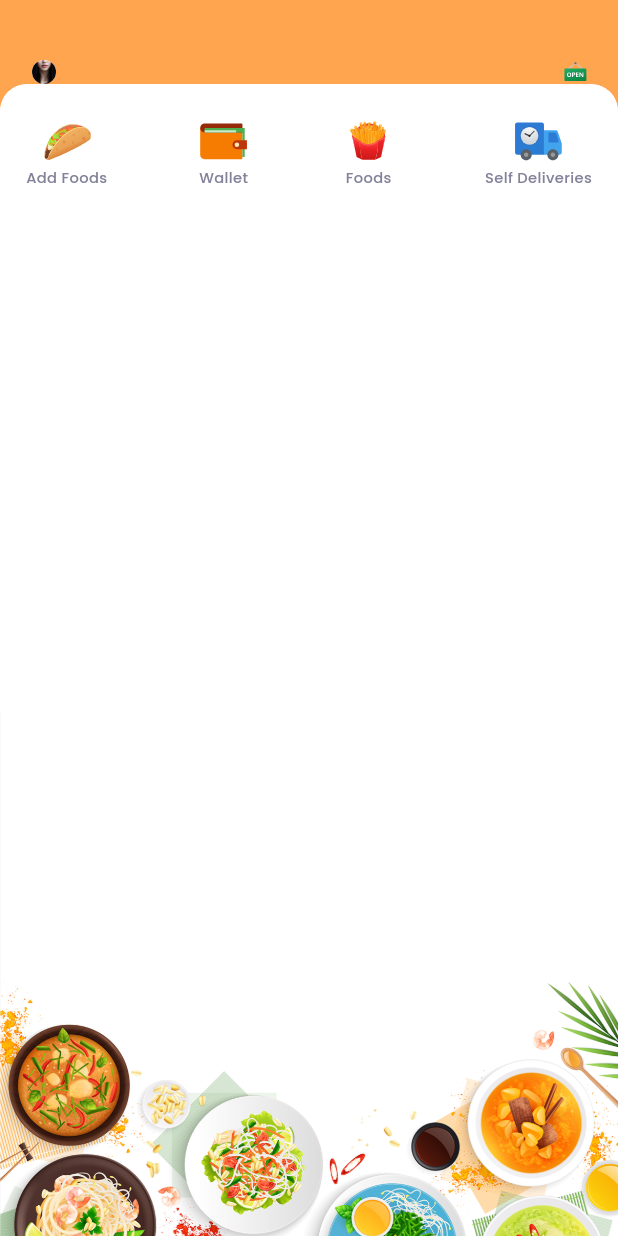
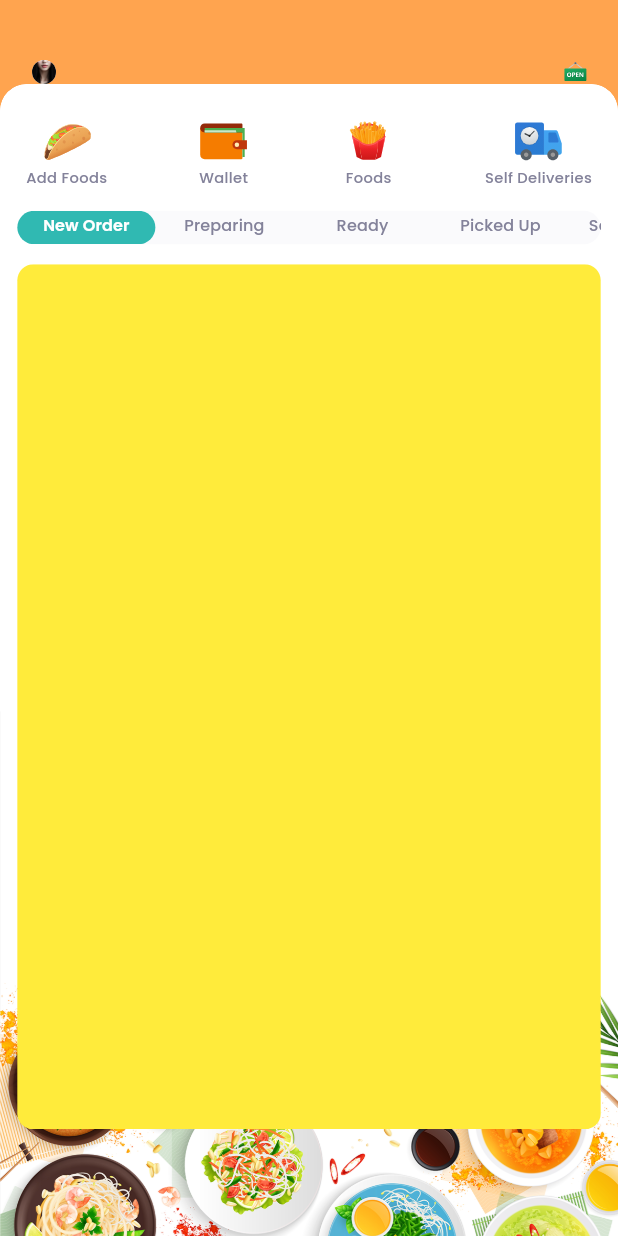
Before and after one commit to jonathanGontijo/restaurante, a Flutter app: the screen it shows after launch, on a phone screen of 412 x 824 dp. Run offline on Flutter 3.47's test engine with Material 3 defaults, Android fonts, the phone set to English and light mode, and no system bars; our stand-ins replace firebase_core, flutter_screenutil, flutter_svg, get, get_storage, google_fonts; accounts and stored records are empty; project files that could hold a hidden picture were left out.

Commit message:
tab bar orders

```diff
--- /dev/null
+++ b/lib/common/tab_widget.dart
@@ -0,0 +1,18 @@
+import 'package:flutter/material.dart';
+import 'package:flutter_screenutil/flutter_screenutil.dart';
+
+class TabWidget extends StatelessWidget {
+  const TabWidget({super.key, required this.text});
+
+  final String text;
+
+  @override
+  Widget build(BuildContext context) {
+    return Container(
+      margin: EdgeInsets.symmetric(horizontal: 5.w),
+      width: MediaQuery.of( context).size.width / 5,
+      height: 25.h,
+      child: Center(child: Text(text)),
+    );
+  }
+}
--- a/lib/constants/constants.dart
+++ b/lib/constants/constants.dart
@@ -22,3 +22,13 @@ double height = 926.h;
 double width = 428.w;
 
 const String appBaseUrl = "";
+
+List<String> orderList = [
+  'New Order',
+  'Preparing',
+  'Ready',
+  'Picked Up',
+  'Self Delivery',
+  'Delivered',
+  'Cancelled',
+];
--- a/lib/views/home/home_page.dart
+++ b/lib/views/home/home_page.dart
@@ -3,7 +3,15 @@ import 'package:flutter_screenutil/flutter_screenutil.dart';
 import 'package:restaurante/common/background_container.dart';
 import 'package:restaurante/common/custom_appbar.dart';
 import 'package:restaurante/constants/constants.dart';
+import 'package:restaurante/views/home/widgets/home_tabs.dart';
 import 'package:restaurante/views/home/widgets/home_tiles.dart';
+import 'package:restaurante/views/home/widgets/orders/cancelled_orders.dart';
+import 'package:restaurante/views/home/widgets/orders/delivered_orders.dart';
+import 'package:restaurante/views/home/widgets/orders/new_orders.dart';
+import 'package:restaurante/views/home/widgets/orders/picked_up.dart';
+import 'package:restaurante/views/home/widgets/orders/preparing.dart';
+import 'package:restaurante/views/home/widgets/orders/ready_orders.dart';
+import 'package:restaurante/views/home/widgets/orders/self_deliveries.dart';
 
 class HomePage extends StatefulWidget {
   const HomePage({super.key});
@@ -12,7 +20,11 @@ class HomePage extends StatefulWidget {
   State<HomePage> createState() => _HomePageState();
 }
 
-class _HomePageState extends State<HomePage> {
+class _HomePageState extends State<HomePage> with TickerProviderStateMixin {
+  late final TabController _tabController = TabController(
+    length: orderList.length,
+    vsync: this,
+  );
   @override
   Widget build(BuildContext context) {
     return Scaffold(
@@ -29,6 +41,28 @@ class _HomePageState extends State<HomePage> {
           children: [
             SizedBox(height: 15.h),
             const HomeTiles(),
+            SizedBox(height: 15.h),
+            HomeTabs(tabController: _tabController),
+            SizedBox(height: 15.h),
+            ClipRRect(
+              child: Container(
+                margin: EdgeInsets.symmetric(horizontal: 12.w),
+                height: height * 0.7,
+                color: Colors.transparent,
+                child: TabBarView(
+                  controller: _tabController,
+                  children: [
+                    NewOrders(),
+                    Preparing(),
+                    ReadyOrders(),
+                    PickedUp(),
+                    SelfDeliveries(),
+                    DeliveredOrders(),
+                    CancelledOrders(),
+                  ],
+                ),
+              ),
+            ),
           ],
         ),
       ),
--- /dev/null
+++ b/lib/views/home/widgets/home_tabs.dart
@@ -0,0 +1,47 @@
+import 'package:flutter/material.dart';
+import 'package:flutter_screenutil/flutter_screenutil.dart';
+import 'package:restaurante/common/app_style.dart';
+import 'package:restaurante/common/tab_widget.dart';
+import 'package:restaurante/constants/constants.dart';
+
+class HomeTabs extends StatelessWidget {
+  const HomeTabs({
+    super.key,
+    required TabController tabController,
+  }) : _tabController = tabController;
+
+  final TabController _tabController;
+
+  @override
+  Widget build(BuildContext context) {
+    return Padding(
+      padding:  EdgeInsets.symmetric(horizontal: 12.w),
+      child: Container(
+        height: 25.h,
+        width: width,
+        decoration: BoxDecoration(
+          color: kLightWhite,
+          borderRadius: BorderRadius.circular(25.r),
+        ),
+        child: TabBar(
+          controller: _tabController,
+          isScrollable: true,
+          indicator: BoxDecoration(
+            color: kPrimary,
+            borderRadius: BorderRadius.circular(25.r),
+          ),
+          labelColor: kWhite,
+          unselectedLabelColor: kGray,
+          dividerColor: Colors.transparent,
+          tabAlignment: TabAlignment.start,
+           unselectedLabelStyle: appStyle(12, kGrayLight, FontWeight.w500),
+          labelStyle: appStyle(12, kLightWhite, FontWeight.w600),
+          labelPadding: EdgeInsets.zero,
+          tabs: List.generate(orderList.length, (i) {
+            return TabWidget(text: orderList[i]);
+          }),
+        ),
+      ),
+    );
+  }
+}
--- /dev/null
+++ b/lib/views/home/widgets/orders/new_orders.dart
@@ -0,0 +1,16 @@
+import 'package:flutter/material.dart';
+import 'package:flutter_screenutil/flutter_screenutil.dart';
+
+class NewOrders extends StatelessWidget {
+  const NewOrders({super.key});
+
+  @override
+  Widget build(BuildContext context) {
+    return Container(
+      decoration: BoxDecoration(
+        borderRadius: BorderRadius.circular(12.r),
+        color: Colors.yellow,
+      ),
+    );
+  }
+}
--- /dev/null
+++ b/lib/views/home/widgets/orders/preparing.dart
@@ -0,0 +1,16 @@
+import 'package:flutter/material.dart';
+import 'package:flutter_screenutil/flutter_screenutil.dart';
+
+class Preparing extends StatelessWidget {
+  const Preparing({super.key});
+
+  @override
+  Widget build(BuildContext context) {
+    return Container(
+      decoration: BoxDecoration(
+        borderRadius: BorderRadius.circular(12.r),
+        color: Colors.blue,
+      ),
+    );
+  }
+}
```
Also changed, not shown: lib/views/home/widgets/orders/cancelled_orders.dart (added, +16 -0 lines), lib/views/home/widgets/orders/delivered_orders.dart (added, +16 -0 lines), lib/views/home/widgets/orders/picked_up.dart (added, +16 -0 lines), lib/views/home/widgets/orders/ready_orders.dart (added, +16 -0 lines), lib/views/home/widgets/orders/self_deliveries.dart (added, +16 -0 lines).
